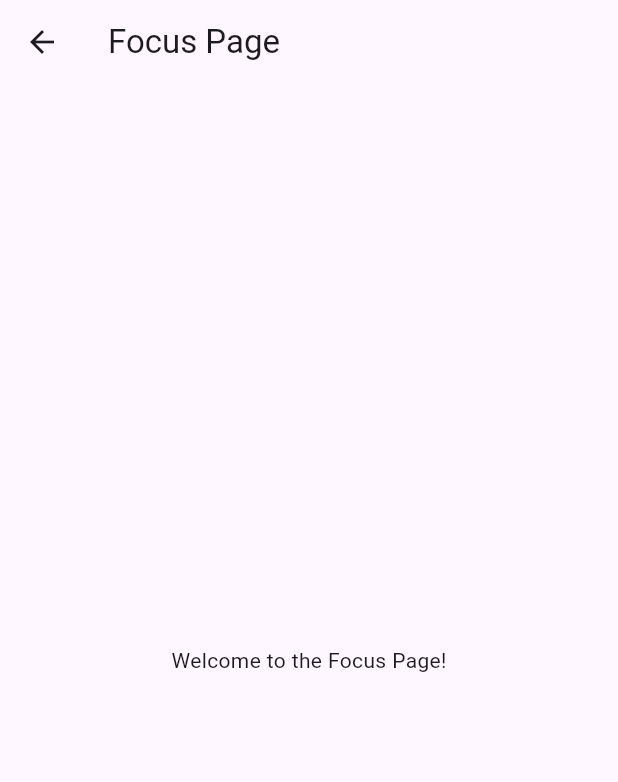
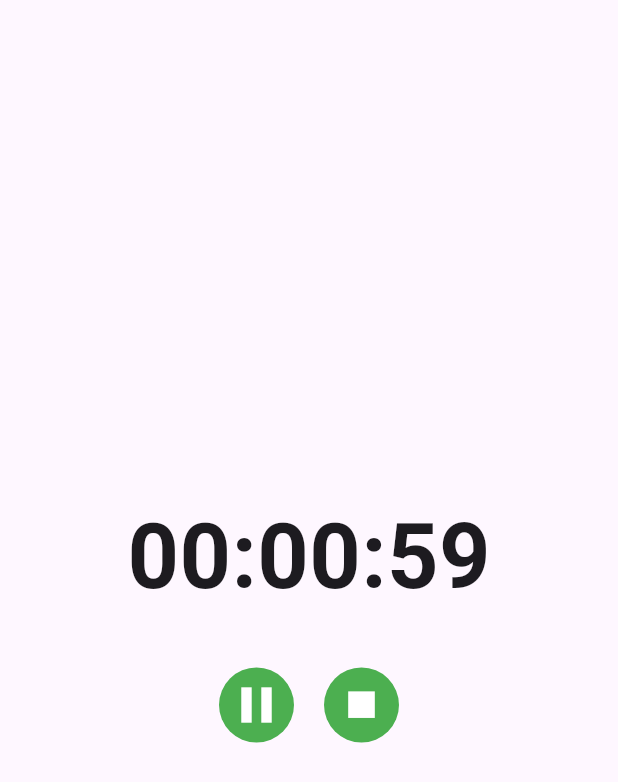
Before and after one commit to NekoNoTabiTabi/FelineFocus, a Flutter app: the FocusScreen screen opened directly, on a phone screen of 412 x 824 dp. Shown: the top 782 px of the screen. Run offline on Flutter 3.47's test engine with Material 3 defaults, Android fonts, the light colour scheme and no system bars.

Commit message:
feat: added initial focus page as well as styled the timer and button

```diff
--- a/lib/screens/focus.dart
+++ b/lib/screens/focus.dart
@@ -1,16 +1,105 @@
 import 'package:flutter/material.dart';
+import 'package:provider/provider.dart';
+import '../provider/timer_provider.dart'; // adjust path if needed
 
-class FocusScreen extends StatelessWidget {
-  const FocusScreen({Key? key}) : super(key: key);
+class FocusScreen extends StatefulWidget {
+  const FocusScreen({super.key});
+
+  @override
+  State<FocusScreen> createState() => _FocusScreenState();
+}
+
+class _FocusScreenState extends State<FocusScreen> {
+  @override
+  void initState() {
+    super.initState();
+
+    // Start the timer automatically when this screen opens
+    Future.microtask(() {
+      final timeProvider = Provider.of<TimeProvider>(context, listen: false);
+      if (!timeProvider.isRunning) {
+        timeProvider.startTimer();
+      }
+    });
+  }
+
+  String _formatTime(int totalSeconds) {
+    int hours = totalSeconds ~/ 3600;
+    int minutes = (totalSeconds % 3600) ~/ 60;
+    int seconds = totalSeconds % 60;
+    return "${hours.toString().padLeft(2, "0")}:${minutes.toString().padLeft(2, "0")}:${seconds.toString().padLeft(2, "0")}";
+  }
 
   @override
   Widget build(BuildContext context) {
+    final timeProvider = Provider.of<TimeProvider>(context);
+
     return Scaffold(
-      appBar: AppBar(
-        title: const Text('Focus Page'),
-      ),
-      body: const Center(
-        child: Text('Welcome to the Focus Page!'),
+
+      body: Center(
+        child: Column(
+          mainAxisAlignment: MainAxisAlignment.center,
+          children: [
+            Text(
+              _formatTime(timeProvider.remainingTime),
+              style: const TextStyle(
+                fontSize: 60,
+                fontWeight: FontWeight.bold,
+              ),
+            ),
+            const SizedBox(height: 30),
+
+             Row(
+          mainAxisAlignment: MainAxisAlignment.center,
+          children: [
+            GestureDetector(
+              onTap: timeProvider.isRunning
+                  ? timeProvider.pauseTimer
+                  : timeProvider.startTimer,
+              child: Container(
+                height: 50,
+                width: 50,
+                decoration: const BoxDecoration(
+                  shape: BoxShape.circle,
+                  color: Colors.green,
+                ),
+
+                child: Icon(
+                  timeProvider.isRunning ? Icons.pause : Icons.play_arrow,
+                  size: 40,
+                  color: Colors.white,
+                ),
+              ),
+            ),
+            const SizedBox(width: 20),
+
+
+            GestureDetector(
+              onTap: (){
+                timeProvider.resetTimer();
+                Navigator.pop(context);
+
+              },
+              child: Container(
+                height: 50,
+                width: 50,
+                decoration: const BoxDecoration(
+                  shape: BoxShape.circle,
+                  color: Colors.green,
+                ),
+                child: const Icon(
+                  Icons.stop,
+                  size: 35,
+                  color: Colors.white,
+                ),
+              ),
+            ),
+          ],
+        ),
+
+
+          ],
+        ),
       ),
     );
   }
--- a/pubspec.yaml
+++ b/pubspec.yaml
@@ -36,6 +36,7 @@ dependencies:
   cupertino_icons: ^1.0.8
   provider: ^6.1.5+1
   cupertino: ^0.0.1
+  block_app: ^0.0.1
 
 dev_dependencies:
   flutter_test:
@@ -46,7 +47,7 @@ dev_dependencies:
   # activated in the `analysis_options.yaml` file located at the root of your
   # package. See that file for information about deactivating specific lint
   # rules and activating additional ones.
-  flutter_lints: ^5.0.0
+  flutter_lints: ^6.0.0
 
 # For information on the generic Dart part of this file, see the
 # following page: https://dart.dev/tools/pub/pubspec
```
Also changed, not shown: lib/screens/homepage.dart (+23 -16 lines), lib/utils/timer.dart (+39 -14 lines), pubspec.lock.
